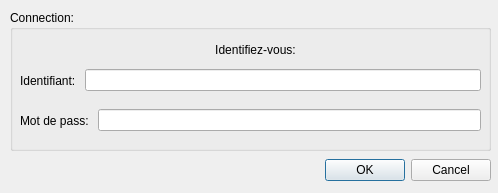
This is View/viewconnection.ui in Darhal/Trottipret as Qt 5 draws it before an edit. The edited form follows.
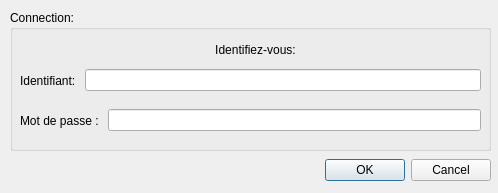
This is the edited form.

What changed in the file:
```diff
--- a/View/viewconnection.ui
+++ b/View/viewconnection.ui
@@ -76,7 +76,7 @@
      <item>
       <widget class="QLabel" name="label_2">
        <property name="text">
-        <string>Mot de pass: </string>
+        <string>Mot de passe : </string>
        </property>
       </widget>
      </item>
```
